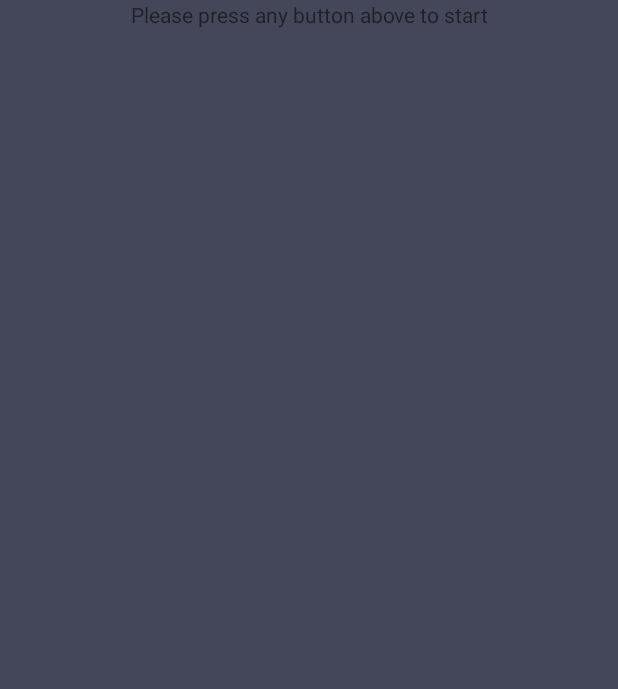
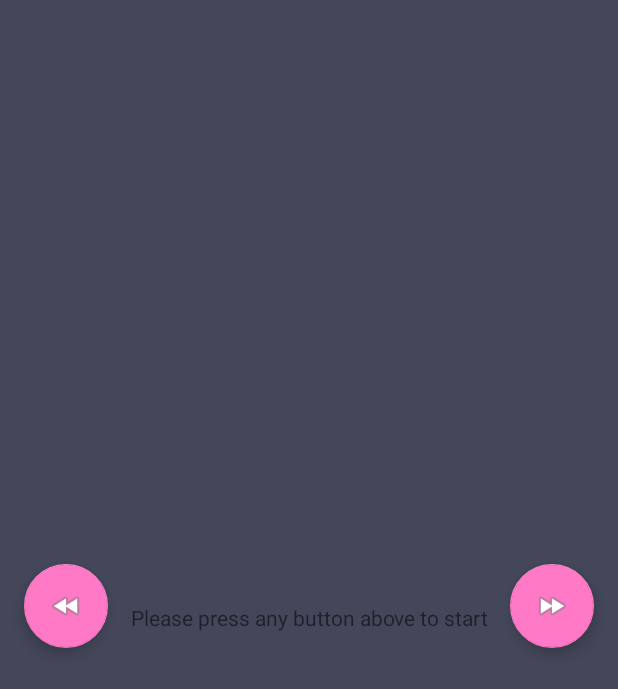
Before and after one commit to painnick/ZakuHead5_ESP32, an Android app: the layout activity_main.xml on its own in the app's theme, with its tools: preview values and no code run, on a phone screen of 412 x 824 dp. Shown: the top 689 px of the screen. Run offline under Robolectric (Android 15) with nearby library versions, the light colour scheme and no system bars.

Commit message:
ADD. 카메라 이동 방향 버튼 추가 및 LED On/Off 버그 수정

```diff
--- a/Android/zakuhead5/src/main/AndroidManifest.xml
+++ b/Android/zakuhead5/src/main/AndroidManifest.xml
@@ -4,7 +4,7 @@
 
   <uses-sdk
       android:minSdkVersion="21"
-      android:targetSdkVersion="30" />
+      android:targetSdkVersion="31" />
 
   <!-- For loading images from gallery -->
   <uses-permission android:name="android.permission.READ_EXTERNAL_STORAGE" />
@@ -24,7 +24,8 @@
       android:theme="@style/AppTheme"
       android:usesCleartextTraffic="true">
     <activity android:name="com.painnick.zakuhead5.MainActivity"
-              android:screenOrientation="landscape">
+              android:screenOrientation="landscape"
+              android:exported="true">
       <intent-filter>
         <action android:name="android.intent.action.MAIN" />
 
--- a/Android/zakuhead5/src/main/res/layout/activity_main.xml
+++ b/Android/zakuhead5/src/main/res/layout/activity_main.xml
@@ -1,21 +1,42 @@
 <?xml version="1.0" encoding="utf-8"?>
-<LinearLayout
+<androidx.coordinatorlayout.widget.CoordinatorLayout
     xmlns:android="http://schemas.android.com/apk/res/android"
+    xmlns:app="http://schemas.android.com/apk/res-auto"
     android:layout_width="match_parent"
     android:layout_height="match_parent"
     android:background="@color/colorPrimary"
-    android:orientation="vertical">
+    android:orientation="horizontal">
 
     <FrameLayout
         android:id="@+id/preview_display_layout"
         android:layout_width="match_parent"
-        android:layout_height="match_parent">
+        android:layout_height="match_parent"
+        >
 
         <TextView
             android:id="@+id/no_view"
             android:layout_width="match_parent"
-            android:layout_height="wrap_content"
+            android:layout_height="match_parent"
             android:gravity="center"
             android:text="@string/instruction" />
     </FrameLayout>
-</LinearLayout>
+
+    <com.google.android.material.floatingactionbutton.FloatingActionButton
+        android:id="@+id/move_left"
+        android:layout_width="wrap_content"
+        android:layout_height="wrap_content"
+        android:layout_gravity="center|start"
+        android:layout_marginStart="16dp"
+        android:layout_marginBottom="16dp"
+        app:srcCompat="@android:drawable/ic_media_rew" />
+
+    <com.google.android.material.floatingactionbutton.FloatingActionButton
+        android:id="@+id/move_right"
+        android:layout_width="wrap_content"
+        android:layout_height="wrap_content"
+        android:layout_gravity="center|end"
+        android:layout_marginEnd="16dp"
+        android:layout_marginBottom="16dp"
+        app:srcCompat="@android:drawable/ic_media_ff" />
+
+</androidx.coordinatorlayout.widget.CoordinatorLayout>
--- a/Android/zakuhead5/src/main/res/values/strings.xml
+++ b/Android/zakuhead5/src/main/res/values/strings.xml
@@ -1,3 +1,5 @@
 <resources>
     <string name="instruction" translatable="false">Please press any button above to start</string>
+    <string name="move_left" translatable="false">Left</string>
+    <string name="move_right" translatable="false">Right</string>
 </resources>
```
Also changed, not shown: Android/zakuhead5/build.gradle (+15 -9 lines), Android/zakuhead5/src/main/java/com/painnick/zakuhead5/MainActivity.java (+40 -11 lines), Android/zakuhead5/src/main/java/com/painnick/zakuhead5/ZakuHeadController.java (+4 -4 lines).
